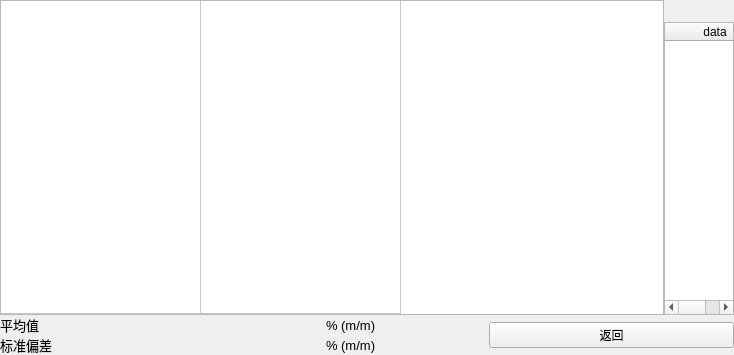
Qt form showsamplemeasurement.ui (urielyan/kairen_ok335xs) before a commit.
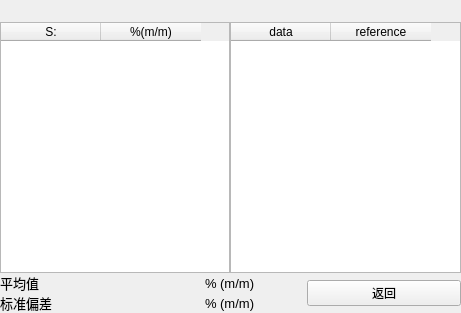
The same form after that commit.

The edit to the form file:
```diff
--- a/showsamplemeasurement.ui
+++ b/showsamplemeasurement.ui
@@ -6,8 +6,8 @@
    <rect>
     <x>0</x>
     <y>0</y>
-    <width>734</width>
-    <height>355</height>
+    <width>461</width>
+    <height>313</height>
    </rect>
   </property>
   <property name="windowTitle">
@@ -35,114 +35,10 @@
       <number>0</number>
      </property>
      <item>
-      <layout class="QHBoxLayout" name="horizontalLayout_2" stretch="0,1">
+      <layout class="QHBoxLayout" name="horizontalLayout_2" stretch="1">
        <property name="spacing">
         <number>0</number>
        </property>
-       <item>
-        <widget class="QTableWidget" name="tableWidget">
-         <property name="enabled">
-          <bool>true</bool>
-         </property>
-         <property name="sizePolicy">
-          <sizepolicy hsizetype="Fixed" vsizetype="Fixed">
-           <horstretch>100</horstretch>
-           <verstretch>100</verstretch>
-          </sizepolicy>
-         </property>
-         <property name="minimumSize">
-          <size>
-           <width>0</width>
-           <height>0</height>
-          </size>
-         </property>
-         <property name="maximumSize">
-          <size>
-           <width>10000</width>
-           <height>8000</height>
-          </size>
-         </property>
-         <property name="sizeIncrement">
-          <size>
-           <width>0</width>
-           <height>0</height>
-          </size>
-         </property>
-         <property name="layoutDirection">
-          <enum>Qt::LeftToRight</enum>
-         </property>
-         <property name="autoFillBackground">
-          <bool>false</bool>
-         </property>
-         <property name="autoScrollMargin">
-          <number>18</number>
-         </property>
-         <property name="verticalScrollMode">
-          <enum>QAbstractItemView::ScrollPerItem</enum>
-         </property>
-         <property name="horizontalScrollMode">
-          <enum>QAbstractItemView::ScrollPerPixel</enum>
-         </property>
-         <attribute name="horizontalHeaderVisible">
-          <bool>false</bool>
-         </attribute>
-         <attribute name="horizontalHeaderCascadingSectionResizes">
-          <bool>false</bool>
-         </attribute>
-         <attribute name="horizontalHeaderDefaultSectionSize">
-          <number>200</number>
-         </attribute>
-         <attribute name="horizontalHeaderHighlightSections">
-          <bool>true</bool>
-         </attribute>
-         <attribute name="horizontalHeaderMinimumSectionSize">
-          <number>38</number>
-         </attribute>
-         <attribute name="horizontalHeaderShowSortIndicator" stdset="0">
-          <bool>true</bool>
-         </attribute>
-         <attribute name="horizontalHeaderStretchLastSection">
-          <bool>false</bool>
-         </attribute>
-         <attribute name="verticalHeaderVisible">
-          <bool>false</bool>
-         </attribute>
-         <attribute name="verticalHeaderDefaultSectionSize">
-          <number>30</number>
-         </attribute>
-         <attribute name="verticalHeaderMinimumSectionSize">
-          <number>27</number>
-         </attribute>
-         <attribute name="verticalHeaderStretchLastSection">
-          <bool>true</bool>
-         </attribute>
-         <row>
-          <property name="text">
-           <string>1</string>
-          </property>
-         </row>
-         <column>
-          <property name="text">
-           <string>S:</string>
-          </property>
-         </column>
-         <column>
-          <property name="text">
-           <string>%(m/m)</string>
-          </property>
-         </column>
-         <item row="0" column="0">
-          <property name="text">
-           <string/>
-          </property>
-         </item>
-         <item row="0" column="1">
-          <property name="text">
-           <string/>
-          </property>
-         </item>
-        </widget>
-       </item>
        <item>
         <layout class="QVBoxLayout" name="verticalLayout">
          <property name="spacing">
@@ -177,7 +73,24 @@
              <number>0</number>
             </property>
             <item row="0" column="0">
-             <layout class="QHBoxLayout" name="horizontalLayout_3" stretch="0">
+             <layout class="QHBoxLayout" name="horizontalLayout_3" stretch="0,0">
+              <property name="spacing">
+               <number>0</number>
+              </property>
+              <item>
+               <widget class="QTableWidget" name="tableWidget">
+                <column>
+                 <property name="text">
+                  <string>S:</string>
+                 </property>
+                </column>
+                <column>
+                 <property name="text">
+                  <string>%(m/m)</string>
+                 </property>
+                </column>
+               </widget>
+              </item>
               <item>
                <widget class="QTableWidget" name="tableWidget_hide">
                 <column>
```
